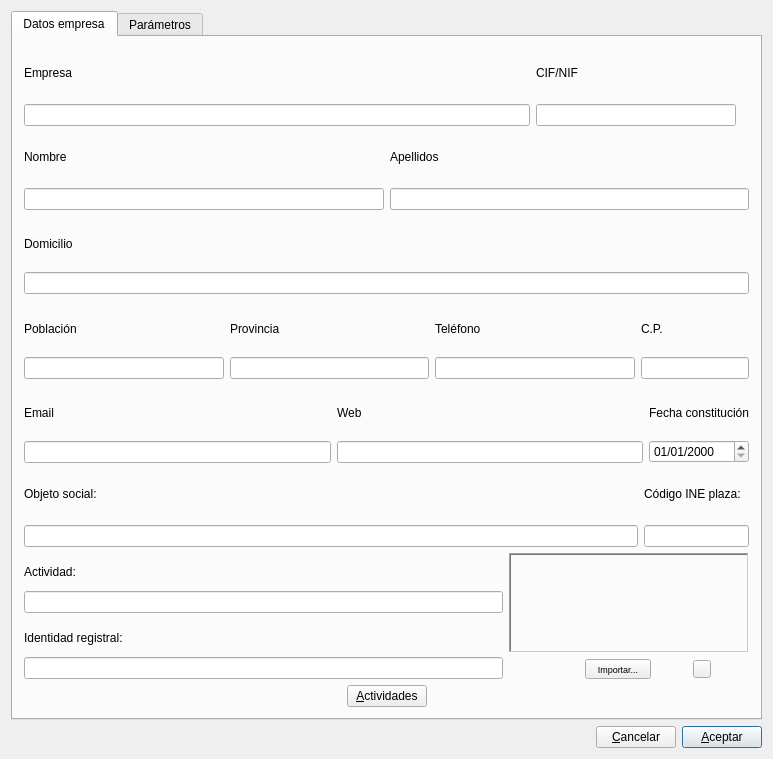
Qt form editconfig.ui (DIBOSAJM/keme) before a commit.
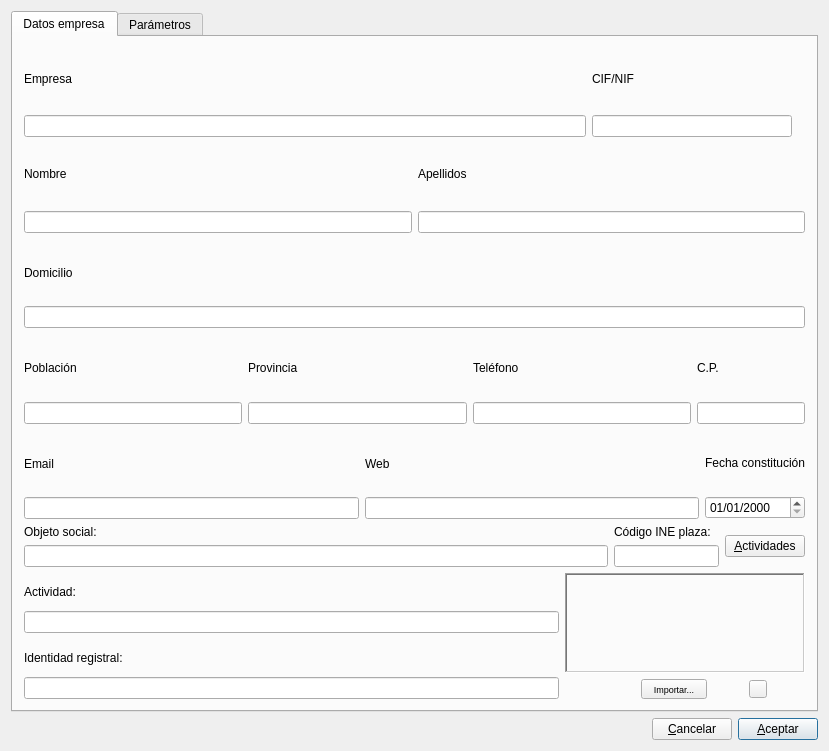
The same form after that commit. Icons and pictures are not drawn.

```diff
--- a/editconfig.ui
+++ b/editconfig.ui
@@ -7,8 +7,8 @@
    <rect>
     <x>0</x>
     <y>0</y>
-    <width>773</width>
-    <height>759</height>
+    <width>829</width>
+    <height>751</height>
    </rect>
   </property>
   <property name="windowTitle">
@@ -391,7 +391,7 @@
         </layout>
        </item>
        <item>
-        <layout class="QHBoxLayout" name="horizontalLayout_11">
+        <layout class="QHBoxLayout" name="horizontalLayout_4">
          <item>
           <layout class="QVBoxLayout">
            <item>
@@ -433,6 +433,17 @@
            </item>
           </layout>
          </item>
+         <item>
+          <widget class="QPushButton" name="actividades_pushButton">
+           <property name="text">
+            <string>&amp;Actividades</string>
+           </property>
+           <property name="icon">
+            <iconset resource="keme.qrc">
+             <normaloff>:/iconos/graf/factory.png</normaloff>:/iconos/graf/factory.png</iconset>
+           </property>
+          </widget>
+         </item>
         </layout>
        </item>
        <item>
@@ -577,47 +588,6 @@
          </item>
         </layout>
        </item>
-       <item>
-        <layout class="QHBoxLayout" name="horizontalLayout_4">
-         <item>
-          <spacer name="horizontalSpacer">
-           <property name="orientation">
-            <enum>Qt::Orientation::Horizontal</enum>
-           </property>
-           <property name="sizeHint" stdset="0">
-            <size>
-             <width>40</width>
-             <height>20</height>
-            </size>
-           </property>
-          </spacer>
-         </item>
-         <item>
-          <widget class="QPushButton" name="actividades_pushButton">
-           <property name="text">
-            <string>&amp;Actividades</string>
-           </property>
-           <property name="icon">
-            <iconset resource="keme.qrc">
-             <normaloff>:/iconos/graf/factory.png</normaloff>:/iconos/graf/factory.png</iconset>
-           </property>
-          </widget>
-         </item>
-         <item>
-          <spacer name="horizontalSpacer_3">
-           <property name="orientation">
-            <enum>Qt::Orientation::Horizontal</enum>
-           </property>
-           <property name="sizeHint" stdset="0">
-            <size>
-             <width>40</width>
-             <height>20</height>
-            </size>
-           </property>
-          </spacer>
-         </item>
-        </layout>
-       </item>
       </layout>
      </widget>
      <widget class="QWidget" name="tab_2">
```
Left out of the diff: 27 changed lines with no effect on the pictures.
